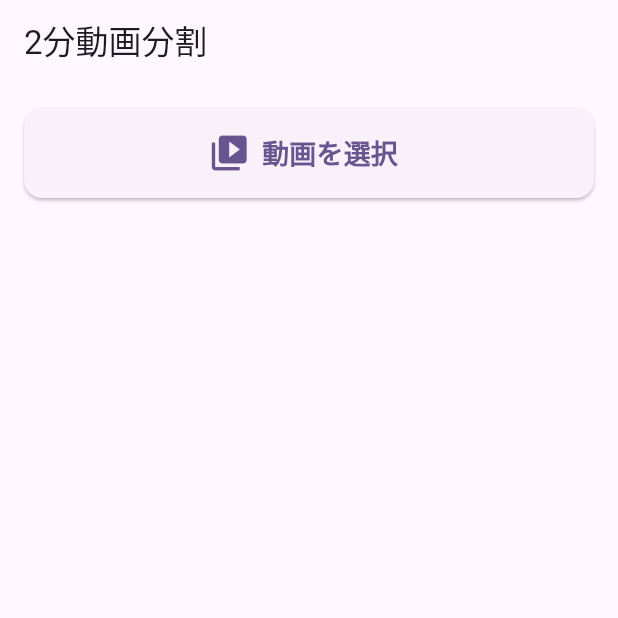
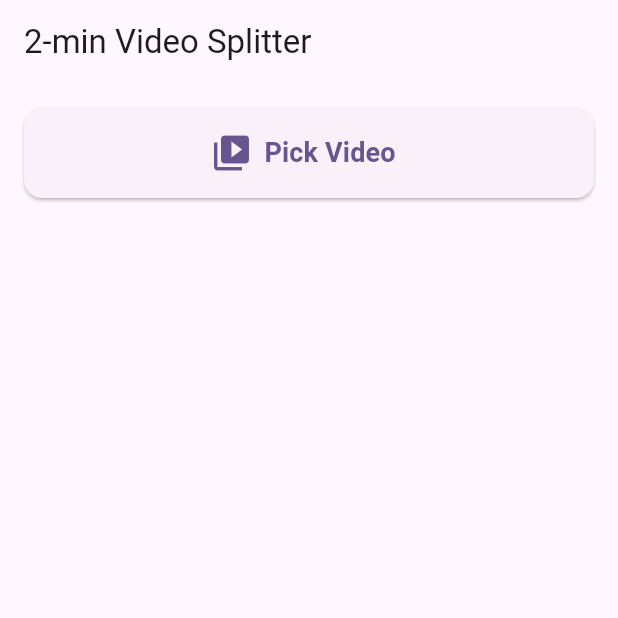
Before and after one commit to MontoWorks/split2m, a Flutter app: the screen it shows after launch, on a phone screen of 412 x 824 dp, the top half of it. Run offline on Flutter 3.47's test engine with Material 3 defaults, Android fonts, the phone set to English and light mode, and no system bars; our stand-ins replace firebase_core, gallery_saver, image_picker, permission_handler, video_player; missing offline and left inert: ffmpeg_kit_flutter; accounts and stored records are empty; generated files the repository leaves out were written again.

Commit message:
多言語対応

```diff
--- /dev/null
+++ b/lib/l10n/app_en.arb
@@ -0,0 +1,15 @@
+{
+  "appTitle": "2-min Video Splitter",
+  "pickVideo": "Pick Video",
+  "splitAndSave": "Split and Save every 2 min",
+  "processingStarted": "Splitting started...",
+  "processing": "Splitting... ({current}/{total})",
+  "saved": "Saved to Camera Roll",
+  "permissionRequiredTitle": "Permission Required",
+  "permissionRequiredContent": "Full access or write permission to Photos is required to save videos. Please allow it in settings.",
+  "cancel": "Cancel",
+  "openSettings": "Open Settings",
+  "openCameraRoll": "Open Camera Roll",
+  "initPreviewFailed": "Failed to initialize video preview: {error}",
+  "noPermission": "Required permission not granted."
+}
--- a/lib/main.dart
+++ b/lib/main.dart
@@ -9,6 +9,10 @@ import 'package:gallery_saver/gallery_saver.dart';
 import 'package:path_provider/path_provider.dart';
 import 'package:permission_handler/permission_handler.dart';
 import 'package:url_launcher/url_launcher.dart';
+
+// l10n
+import 'package:flutter_localizations/flutter_localizations.dart';
+import 'package:flutter_gen/gen_l10n/app_localizations.dart';
 
 void main() async {
   WidgetsFlutterBinding.ensureInitialized();
@@ -24,11 +28,21 @@ class Split2mApp extends StatelessWidget {
   @override
   Widget build(BuildContext context) {
     return MaterialApp(
-      title: '2分動画分割',
+      title: AppLocalizations.of(context)?.appTitle ?? '2分動画分割',
       debugShowCheckedModeBanner: false,
       theme: ThemeData(
         colorScheme: ColorScheme.fromSeed(seedColor: Colors.deepPurple),
       ),
+      localizationsDelegates: const [
+        AppLocalizations.delegate,
+        GlobalMaterialLocalizations.delegate,
+        GlobalWidgetsLocalizations.delegate,
+        GlobalCupertinoLocalizations.delegate,
+      ],
+      supportedLocales: const [
+        Locale('en'),
+        Locale('ja'),
+      ],
       home: const HomePage(),
     );
   }
@@ -69,7 +83,7 @@ class _HomePageState extends State<HomePage> {
       } catch (e) {
         setState(() {
           _videoFile = null;
-          _status = "動画プレビューの初期化に失敗しました: $e";
+          _status = "${AppLocalizations.of(context)?.initPreviewFailed.replaceFirst('{error}', '$e') ?? "動画プレビューの初期化に失敗しました: $e"}";
         });
       }
     }
@@ -97,14 +111,14 @@ class _HomePageState extends State<HomePage> {
     setState(() {
       _isProcessing = true;
       _progress = 0.0;
-      _status = "分割処理を開始します...";
+      _status = AppLocalizations.of(context)?.processingStarted ?? "分割処理を開始します...";
     });
 
     // 権限確認
     if (!await _requestPermissions()) {
       setState(() {
         _isProcessing = false;
-        _status = "必要な権限がありません。";
+        _status = AppLocalizations.of(context)?.noPermission ?? "必要な権限がありません。";
       });
       return;
     }
@@ -130,7 +144,9 @@ class _HomePageState extends State<HomePage> {
           "-i \"${file.path}\" -ss $start -t $segmentLength -c copy \"$outPath\"";
       setState(() {
         _progress = (i + 1) / segmentCount;
-        _status = "分割中... (${i + 1}/$segmentCount)";
+        _status = AppLocalizations.of(context)?.processing
+            .replaceFirst('{current}', '${i + 1}')
+            .replaceFirst('{total}', '$segmentCount') ?? "分割中... (${i + 1}/$segmentCount)";
       });
       await FFmpegKit.execute(cmd);
       await GallerySaver.saveVideo(outPath);
@@ -142,7 +158,7 @@ class _HomePageState extends State<HomePage> {
     setState(() {
       _isProcessing = false;
       _progress = 1.0;
-      _status = "カメラロールに保存しました";
+      _status = AppLocalizations.of(context)?.saved ?? "カメラロールに保存しました";
     });
   }
 
@@ -163,21 +179,21 @@ class _HomePageState extends State<HomePage> {
     await showDialog(
       context: context,
       builder: (context) => AlertDialog(
-        title: const Text('権限が必要です'),
-        content: const Text('動画を保存するには「写真」へのフルアクセスまたは書き込み権限が必要です。設定から許可してください。'),
+        title: Text(AppLocalizations.of(context)?.permissionRequiredTitle ?? '権限が必要です'),
+        content: Text(AppLocalizations.of(context)?.permissionRequiredContent ?? '動画を保存するには「写真」へのフルアクセスまたは書き込み権限が必要です。設定から許可してください。'),
         actions: [
           TextButton(
             onPressed: () {
               Navigator.of(context).pop();
             },
-            child: const Text('キャンセル'),
+            child: Text(AppLocalizations.of(context)?.cancel ?? 'キャンセル'),
           ),
           TextButton(
             onPressed: () {
               openAppSettings();
               Navigator.of(context).pop();
             },
-            child: const Text('設定を開く'),
+            child: Text(AppLocalizations.of(context)?.openSettings ?? '設定を開く'),
           ),
         ],
       ),
@@ -189,7 +205,7 @@ class _HomePageState extends State<HomePage> {
   Widget build(BuildContext context) {
     return Scaffold(
       appBar: AppBar(
-        title: const Text('2分動画分割'),
+        title: Text(AppLocalizations.of(context)?.appTitle ?? '2分動画分割'),
       ),
       body: Padding(
         padding: const EdgeInsets.all(16.0),
@@ -202,9 +218,9 @@ class _HomePageState extends State<HomePage> {
               child: ElevatedButton.icon(
                 onPressed: _isProcessing ? null : _pickVideo,
                 icon: const Icon(Icons.video_library, size: 28),
-                label: const Text(
-                  '動画を選択',
-                  style: TextStyle(fontSize: 18, fontWeight: FontWeight.bold),
+                label: Text(
+                  AppLocalizations.of(context)?.pickVideo ?? '動画を選択',
+                  style: const TextStyle(fontSize: 18, fontWeight: FontWeight.bold),
                 ),
                 style: ElevatedButton.styleFrom(
                   shape: RoundedRectangleBorder(
@@ -235,9 +251,9 @@ class _HomePageState extends State<HomePage> {
                   child: ElevatedButton.icon(
                     onPressed: _splitAndSaveVideo,
                     icon: const Icon(Icons.cut, size: 28),
-                    label: const Text(
-                      '2分ごとに分割して保存',
-                      style: TextStyle(fontSize: 18, fontWeight: FontWeight.bold),
+                    label: Text(
+                      AppLocalizations.of(context)?.splitAndSave ?? '2分ごとに分割して保存',
+                      style: const TextStyle(fontSize: 18, fontWeight: FontWeight.bold),
                     ),
                     style: ElevatedButton.styleFrom(
                       backgroundColor: Colors.deepPurple,
@@ -270,7 +286,7 @@ class _HomePageState extends State<HomePage> {
                         fontWeight: FontWeight.bold,
                       ),
                     ),
-                    if (_status == "カメラロールに保存しました")
+                    if (_status == (AppLocalizations.of(context)?.saved ?? "カメラロールに保存しました"))
                       Padding(
                         padding: const EdgeInsets.only(top: 16),
                         child: SizedBox(
@@ -279,9 +295,9 @@ class _HomePageState extends State<HomePage> {
                           child: ElevatedButton.icon(
                             onPressed: _openPhotosApp,
                             icon: const Icon(Icons.photo_library, size: 24),
-                            label: const Text(
-                              'カメラロールを開く',
-                              style: TextStyle(fontSize: 16, fontWeight: FontWeight.bold),
+                            label: Text(
+                              AppLocalizations.of(context)?.openCameraRoll ?? 'カメラロールを開く',
+                              style: const TextStyle(fontSize: 16, fontWeight: FontWeight.bold),
                             ),
                             style: ElevatedButton.styleFrom(
                               backgroundColor: Colors.green,
--- a/pubspec.yaml
+++ b/pubspec.yaml
@@ -31,6 +31,11 @@ dependencies:
   flutter:
     sdk: flutter
   firebase_core: ^2.30.0
+
+  # Localization
+  flutter_localizations:
+    sdk: flutter
+  intl: ^0.19.0
 
   # The following adds the Cupertino Icons font to your application.
   # Use with the CupertinoIcons class for iOS style icons.
@@ -75,6 +80,7 @@ flutter_launcher_icons:
 
 # The following section is specific to Flutter packages.
 flutter:
+  generate: true
 
   # The following line ensures that the Material Icons font is
   # included with your application, so that you can use the icons in
```
Also changed, not shown: lib/l10n/app_ja.arb (added, +15 -0 lines).
